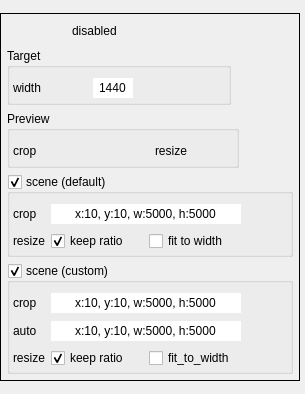
JepEtau/mco, file tools/ui/ui/ui_widget_geometry.ui: the form before one commit.
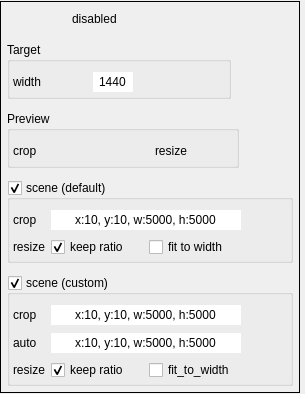
The form after the commit. Icons and pictures are not drawn.

```diff
--- a/tools/ui/ui/ui_widget_geometry.ui
+++ b/tools/ui/ui/ui_widget_geometry.ui
@@ -48,7 +48,7 @@
      </property>
      <layout class="QVBoxLayout" name="verticalLayout_2">
       <property name="spacing">
-       <number>6</number>
+       <number>12</number>
       </property>
       <property name="leftMargin">
        <number>6</number>
```
